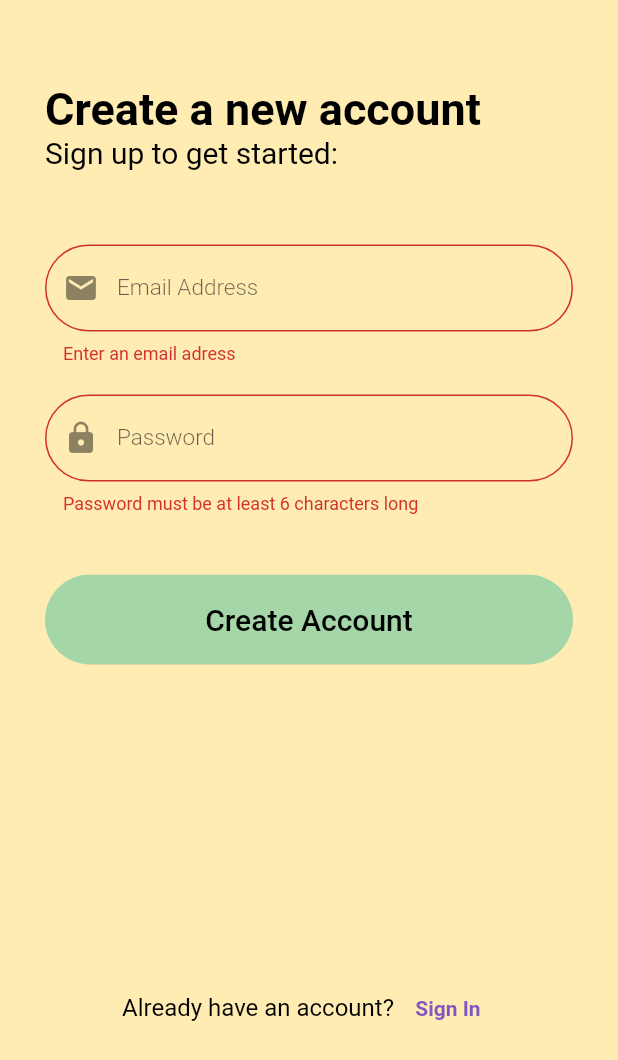
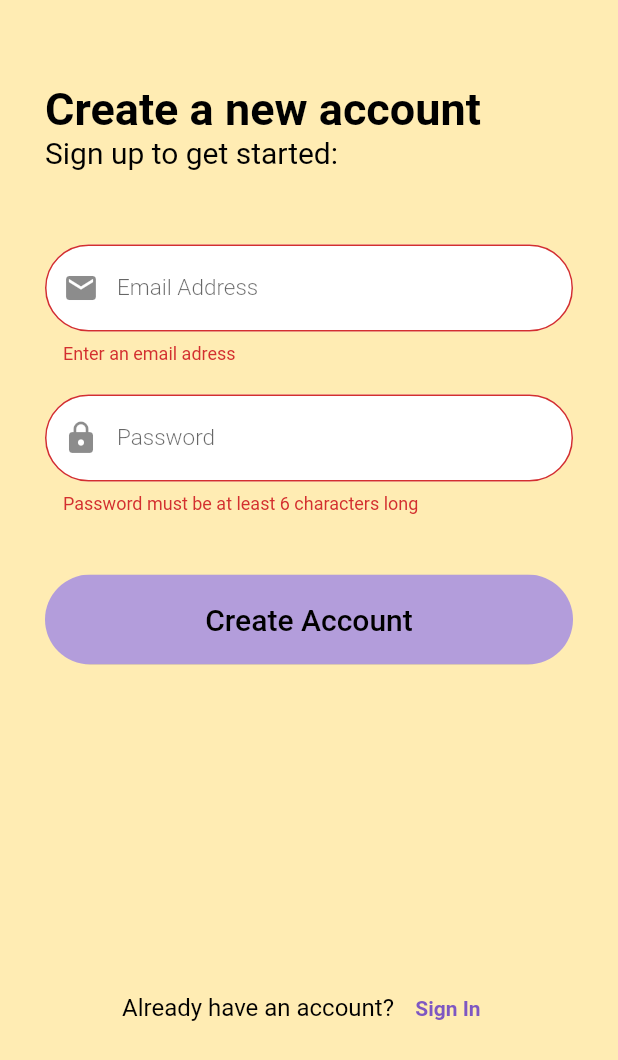
Before and after one commit to acm-projects/BabyQuest, a Flutter app: the screen it shows after launch, after a tap on "Login", after a tap on "Register Now", on a phone screen of 412 x 824 dp. Shown: the top 1060 px of the screen. Run offline on Flutter 3.47's test engine with Material 2 defaults, Android fonts, the phone set to English and light mode, and no system bars; our stand-ins replace cloud_firestore, firebase_auth, firebase_core, flutter_spinkit, flutter_svg, font_awesome_flutter and 3 more; accounts and stored records are empty.

Commit message:
updated color and splash time

```diff
--- a/client/lib/pages/authenticate/signin_form.dart
+++ b/client/lib/pages/authenticate/signin_form.dart
@@ -42,6 +42,8 @@ class _SignInFormState extends State<SignInForm> {
     return TextFormField(
       keyboardType: TextInputType.emailAddress,
       decoration: const InputDecoration(
+        fillColor: Colors.white,
+        filled: true,
         labelText: 'Email Address',
         border: OutlineInputBorder(
             borderRadius: BorderRadius.all(Radius.circular(100))),
@@ -61,6 +63,8 @@ class _SignInFormState extends State<SignInForm> {
       keyboardType: TextInputType.visiblePassword,
       obscureText: true,
       decoration: const InputDecoration(
+        fillColor: Colors.white,
+        filled: true,
         labelText: 'Password',
         border: OutlineInputBorder(
             borderRadius: BorderRadius.all(Radius.circular(100))),
@@ -98,7 +102,7 @@ class _SignInFormState extends State<SignInForm> {
             }
           }
         },
-        color: Colors.green.shade200,
+        color: Colors.deepPurple.shade200,
         child: Text(
           label,
           style: const TextStyle(
@@ -134,12 +138,12 @@ class _SignInFormState extends State<SignInForm> {
                 provider.signInWithGoogle();
               },
               style: ElevatedButton.styleFrom(
-                primary: Colors.green.shade200,
+                primary: Colors.deepPurple.shade200,
                 onPrimary: Colors.black,
                 minimumSize: const Size(double.infinity, 60),
                 shape: const StadiumBorder(),
               ),
-              icon: FaIcon(FontAwesomeIcons.google, color: Colors.deepPurple.shade400),
+              icon: FaIcon(FontAwesomeIcons.google, color: Colors.green.shade200, size: 30),
               label: const Text(
                 'Login with Google',
                 style: TextStyle(
--- a/client/lib/pages/splash_page.dart
+++ b/client/lib/pages/splash_page.dart
@@ -21,7 +21,7 @@ class _SplashPageState extends State<SplashPage> {
   }
 
   _navigateToHome() async {
-    await Future.delayed(const Duration(milliseconds: 5000), () {});
+    await Future.delayed(const Duration(milliseconds: 3500), () {});
     Navigator.pushReplacement(
         context,
         MaterialPageRoute(
```
Also changed, not shown: client/pubspec.lock.
